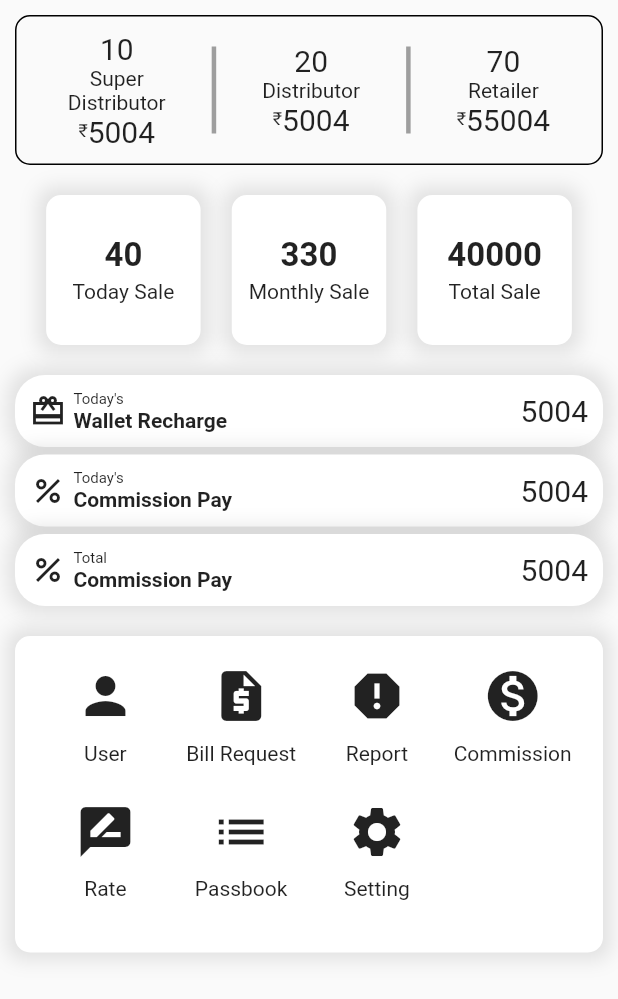
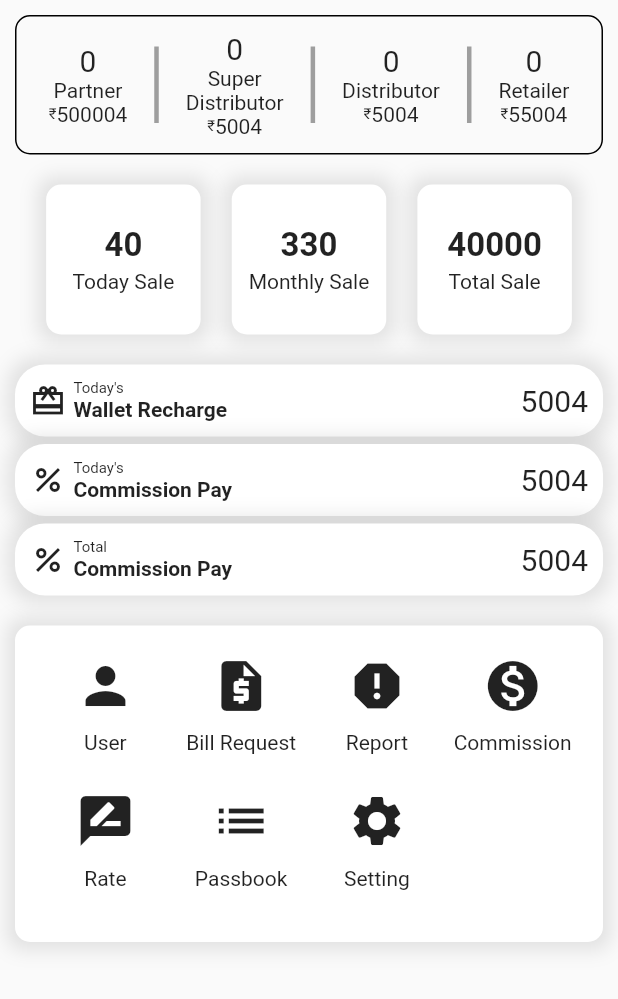
Before and after one commit to ar-nex/electrict_bill, a Flutter app: the Admin widget shown alone on an empty page, opened directly, on a phone screen of 412 x 824 dp. Shown: the top 999 px of the screen. Run offline on Flutter 3.47's test engine with Material 2 defaults, Android fonts, the phone set to English and light mode, and no system bars; our stand-ins replace flutter_secure_storage, shared_preferences; accounts and stored records are empty; network calls fail.

Commit message:
admin dasboard updated

```diff
--- a/lib/dashboard/admin.dart
+++ b/lib/dashboard/admin.dart
@@ -1,3 +1,5 @@
+import 'dart:convert';
+
 import 'package:electrict_bill/bill/bill_request.dart';
 import 'package:electrict_bill/commission/commission_page.dart';
 import 'package:electrict_bill/passbook/passbook_page.dart';
@@ -5,7 +7,10 @@ import 'package:electrict_bill/rate/rate_page.dart';
 import 'package:electrict_bill/report/report_page.dart';
 import 'package:electrict_bill/setting/setting_page.dart';
 import 'package:electrict_bill/user/user_list.dart';
+import 'package:electrict_bill/utils/user_secure_storage.dart';
 import 'package:flutter/material.dart';
+import 'package:electrict_bill/utils/constants.dart' as constants;
+import 'package:http/http.dart' as http;
 
 class Admin extends StatefulWidget {
   const Admin({Key? key}) : super(key: key);
@@ -15,6 +20,53 @@ class Admin extends StatefulWidget {
 }
 
 class _AdminState extends State<Admin> {
+  bool _gotServerInitialData = false;
+  int _partnerCount = 0;
+  int _superCount = 0;
+  int _distributorCount = 0;
+  int _retailerCount = 0;
+  double _partnerBalance = 0;
+  double _superBalance = 0;
+  double _distributorBalance = 0;
+  double _retailerBalance = 0;
+
+  @override
+  void initState() {
+    // TODO: implement initState
+    super.initState();
+    getInitData();
+  }
+
+  Future<void> getInitData() async {
+    var token = await UserSecureStorage.getToken();
+    var url = '${constants.apiUrl}dashboard';
+    final response = await http.get(Uri.parse(url), headers: {
+      'Authorization': 'Bearer $token',
+      'Content-Type': 'application/json',
+    });
+    if (response.statusCode == 200) {
+      var data = json.decode(response.body);
+      setState(() {
+        _partnerCount = data['partner_count'];
+        _superCount = data['super_count'];
+        _distributorCount = data['distributor_count'];
+        _retailerCount = data['retailer_count'];
+        _partnerBalance = data['partner_balance'];
+        _superBalance = data['super_balance'];
+        _distributorBalance = data['distributor_balance'];
+        _retailerBalance = data['retailer_balance'];
+        _superCount = data['superCount'];
+        _distributorCount = data['distributorCount'];
+        _gotServerInitialData = true;
+      });
+    } else {
+      setState(() {
+        _gotServerInitialData = false;
+      });
+      print('Error getting data');
+    }
+  }
+
   @override
   Widget build(BuildContext context) {
     return SingleChildScrollView(
@@ -31,19 +83,25 @@ class _AdminState extends State<Admin> {
               child: Row(
                   mainAxisAlignment: MainAxisAlignment.spaceEvenly,
                   children: [
-                    _userStat(10, "Super \nDistributor", 5004),
+                    _userStat(_partnerCount, "Partner", 500004),
                     const VerticalDivider(
                         thickness: 3,
                         indent: 10,
                         endIndent: 10,
                         color: Colors.grey),
-                    _userStat(20, "Distributor", 5004),
+                    _userStat(_superCount, "Super \nDistributor", 5004),
                     const VerticalDivider(
                         thickness: 3,
                         indent: 10,
                         endIndent: 10,
                         color: Colors.grey),
-                    _userStat(70, "Retailer", 55004),
+                    _userStat(_distributorCount, "Distributor", 5004),
+                    const VerticalDivider(
+                        thickness: 3,
+                        indent: 10,
+                        endIndent: 10,
+                        color: Colors.grey),
+                    _userStat(_retailerCount, "Retailer", 55004),
                   ]),
             ),
           ),
@@ -195,11 +253,11 @@ Widget _userStat(int number, String usertype, int balance) {
         children: [
           const Text(
             '₹',
-            style: TextStyle(fontSize: 12),
+            style: TextStyle(fontSize: 10),
           ),
           Text(
             '$balance',
-            style: const TextStyle(fontSize: 20),
+            style: const TextStyle(fontSize: 14),
           ),
         ],
       ),
--- a/lib/home.dart
+++ b/lib/home.dart
@@ -32,7 +32,7 @@ class _HomeState extends State<Home> {
   void _initPage() async {
     _prefs = await SharedPreferences.getInstance();
     setState(() {
-      _userType = _prefs?.getString('userType');
+      _userType = _prefs?.getString('usertype');
     });
   }
 
--- a/lib/login.dart
+++ b/lib/login.dart
@@ -70,6 +70,7 @@ class _LoginState extends State<Login> {
           'mobile': _mobileController.text,
           'password': _passwordController.text
         }));
+    print(response.statusCode);
     if (response.statusCode == 200) {
       final respBody = json.decode(response.body);
       bool success = respBody['success'];
@@ -81,7 +82,8 @@ class _LoginState extends State<Login> {
         _prefs!.setBool('isLoggedIn', true);
         _prefs!.setString('usertype', respBody['usertype']);
         _prefs!.setString('name', respBody['name']);
-        _prefs!.setString('userId', respBody['id']);
+        _prefs!.setInt('userId', respBody['id']);
+        Navigator.pushReplacementNamed(context, 'home');
       } else {
         setToInvalid();
         showSnackBar(context, "Invalid username or password", false);
--- a/lib/utils/constants.dart
+++ b/lib/utils/constants.dart
@@ -1 +1 @@
-const String apiUrl = "http://10.0.2.2:5000/ebill/api/";
+const String apiUrl = "http://10.0.2.2/ebill/api/";
--- a/pubspec.yaml
+++ b/pubspec.yaml
@@ -36,7 +36,7 @@ dependencies:
   cupertino_icons: ^1.0.2
   shared_preferences: ^2.0.15
   http: ^0.13.5
-  flutter_secure_storage: ^6.0.0
+  flutter_secure_storage: ^5.0.2
 
 dev_dependencies:
   flutter_test:
```
Also changed, not shown: pubspec.lock, 1 other file.
